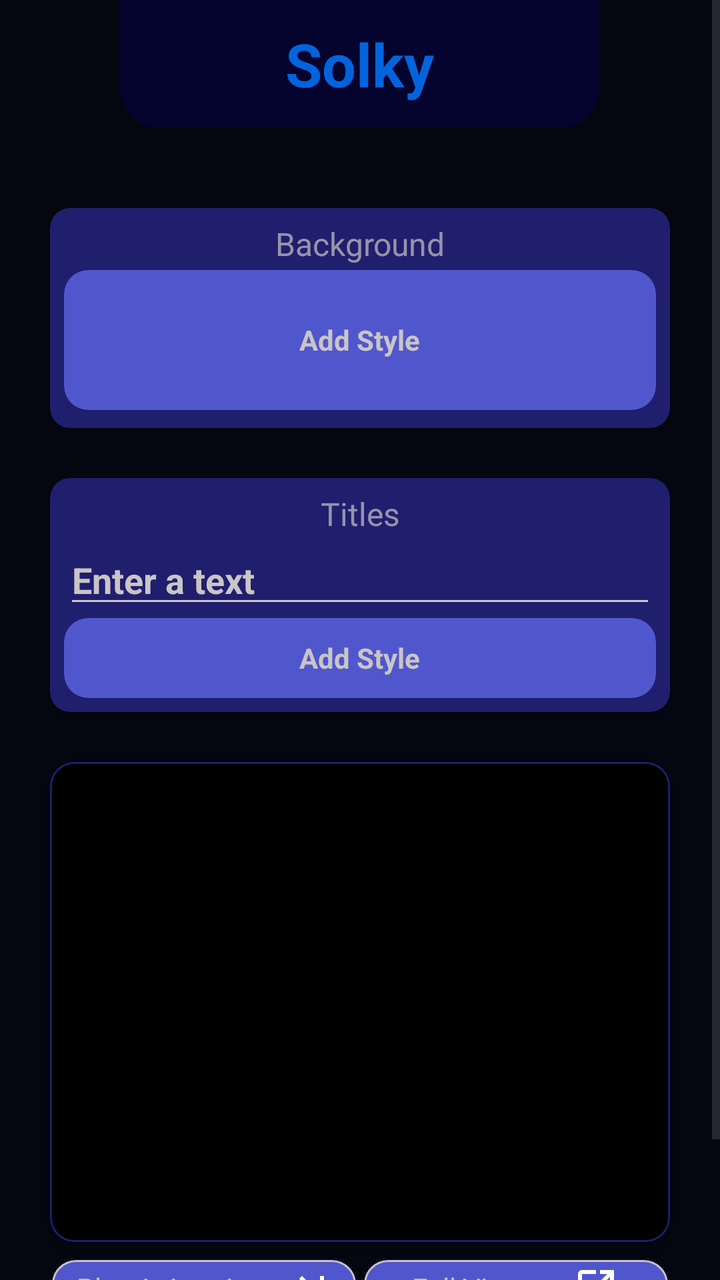
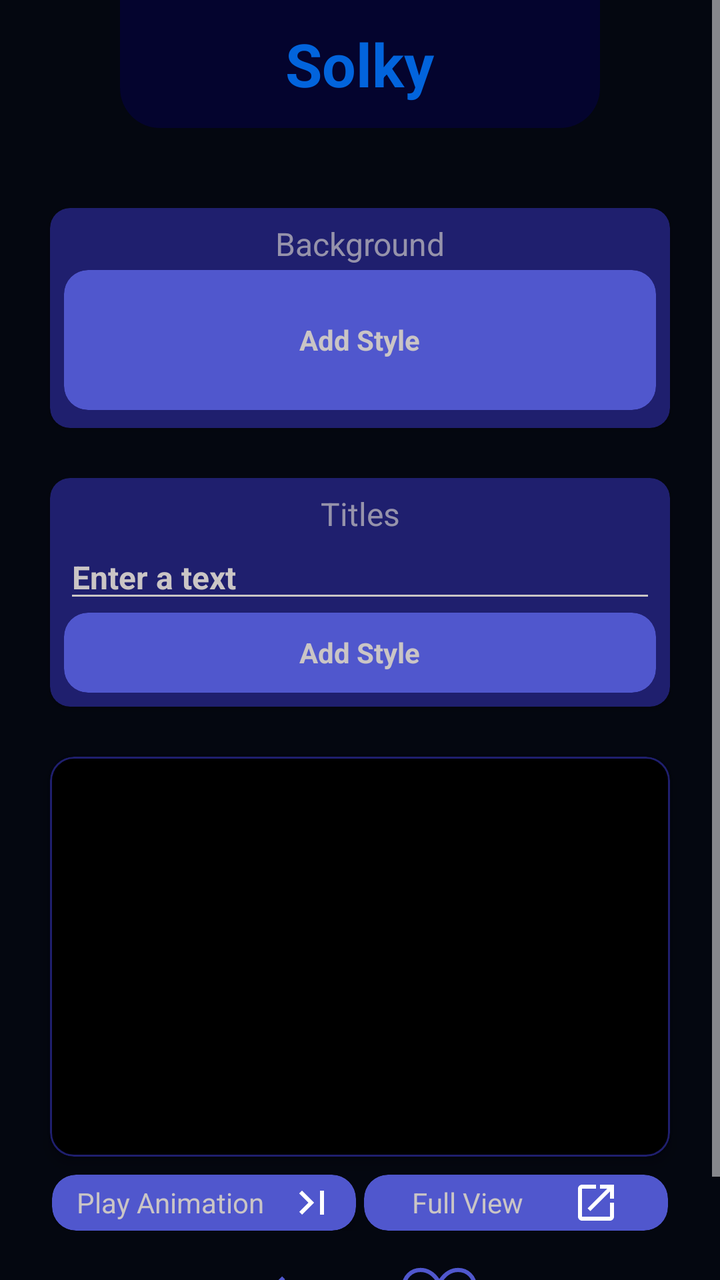

Screens rendered from an Android XML layout before and after an edit, with the pre-edit source and the edit as a unified diff.
<!-- AndroidManifest.xml: application theme Theme.SocialLed -->
<!-- res/layout/fragment_create_signs.xml -->
<?xml version="1.0" encoding="utf-8"?>
<androidx.constraintlayout.widget.ConstraintLayout xmlns:android="http://schemas.android.com/apk/res/android"
    xmlns:app="http://schemas.android.com/apk/res-auto"
    xmlns:tools="http://schemas.android.com/tools"
    android:layout_width="match_parent"
    android:layout_height="match_parent"
    android:background="@color/primary"
    tools:context=".ui.createSigns.CreateSignsFragment">


    <ScrollView
        android:id="@+id/svFragmentCreateSign"
        android:layout_width="match_parent"
        android:layout_height="match_parent"
        android:fillViewport="true"
        app:layout_constraintBottom_toBottomOf="parent"
        app:layout_constraintEnd_toEndOf="parent"
        app:layout_constraintStart_toStartOf="parent"
        app:layout_constraintTop_toTopOf="parent">

        <androidx.constraintlayout.widget.ConstraintLayout
            android:layout_width="match_parent"
            android:layout_height="wrap_content">

            <FrameLayout
                android:id="@+id/toolbar"
                style="@style/toolBar"
                android:layout_width="0dp"
                android:layout_height="?attr/actionBarSize"
                android:layout_marginHorizontal="60dp"
                app:layout_constraintEnd_toEndOf="parent"
                app:layout_constraintStart_toStartOf="parent"
                app:layout_constraintTop_toTopOf="parent">

                <TextView
                    android:layout_width="wrap_content"
                    android:layout_height="wrap_content"
                    android:layout_gravity="center"
                    android:layout_margin="10dp"
                    android:elevation="1dp"
                    android:text="@string/app_name"
                    android:textColor="@color/secondary"
                    android:textSize="30sp"
                    android:textStyle="bold" />

            </FrameLayout>


            <androidx.cardview.widget.CardView
                android:id="@+id/cvBackground"
                style="@style/cvHome"
                android:layout_marginHorizontal="25dp"
                android:layout_marginTop="40dp"
                app:layout_constraintEnd_toEndOf="parent"
                app:layout_constraintStart_toStartOf="parent"
                app:layout_constraintTop_toBottomOf="@id/toolbar">

                <androidx.constraintlayout.widget.ConstraintLayout
                    android:layout_width="match_parent"
                    android:layout_height="match_parent"
                    android:paddingHorizontal="7dp">

                    <TextView
                        android:id="@+id/tvBackground"
                        android:layout_width="0dp"
                        android:layout_height="wrap_content"
                        android:layout_marginTop="7dp"
                        android:alpha="0.7"
                        android:text="@string/background"
                        android:textAlignment="center"
                        android:textColor="@color/secondarySecond"
                        android:textSize="16sp"
                        app:layout_constraintEnd_toEndOf="parent"
                        app:layout_constraintStart_toStartOf="parent"
                        app:layout_constraintTop_toTopOf="parent"

                        />

                    <com.google.android.material.card.MaterialCardView
                        android:id="@+id/btnStyleBackground"
                        style="@style/ButtonStyle"
                        android:layout_width="0dp"
                        android:layout_height="70dp"
                        app:layout_constraintBottom_toBottomOf="parent"
                        app:layout_constraintEnd_toEndOf="parent"
                        app:layout_constraintStart_toStartOf="parent"
                        app:layout_constraintTop_toBottomOf="@id/tvBackground">

                        <TextView
                            android:id="@+id/tvStyleBackground"
                            style="@style/textStyle"
                            android:layout_width="wrap_content"
                            android:layout_height="wrap_content"
                            android:text="@string/style" />


                    </com.google.android.material.card.MaterialCardView>


                </androidx.constraintlayout.widget.ConstraintLayout>


            </androidx.cardview.widget.CardView>

            <androidx.cardview.widget.CardView
                android:id="@+id/cvTitle"
                style="@style/cvHome"
                android:layout_height="wrap_content"
                android:layout_margin="25dp"
                app:layout_constraintEnd_toEndOf="parent"
                app:layout_constraintStart_toStartOf="parent"
                app:layout_constraintTop_toBottomOf="@id/cvBackground">

                <androidx.constraintlayout.widget.ConstraintLayout
                    android:layout_width="match_parent"
                    android:layout_height="match_parent"
                    android:paddingHorizontal="7dp">

                    <TextView
                        android:id="@+id/tvTitle"
                        android:layout_width="0dp"
                        android:layout_height="wrap_content"
                        android:layout_marginTop="7dp"
                        android:alpha="0.7"
                        android:text="@string/title"
                        android:textAlignment="center"
                        android:textColor="@color/secondarySecond"
                        android:textSize="16sp"
                        app:layout_constraintEnd_toEndOf="parent"
                        app:layout_constraintStart_toStartOf="parent"
                        app:layout_constraintTop_toTopOf="parent"

                        />

                    <EditText
                        android:id="@+id/etText"
                        android:layout_width="match_parent"
                        android:layout_height="wrap_content"
                        android:backgroundTint="@color/secondarySecond"
                        android:hint="@string/enter_text"
                        android:inputType="text|textNoSuggestions"
                        android:maxLines="1"
                        android:textColor="@color/secondarySecond"
                        android:textColorHint="@color/secondarySecond"
                        android:textSize="18sp"
                        android:textStyle="bold"
                        app:layout_constraintBottom_toTopOf="@id/btnStyleTitle"
                        app:layout_constraintEnd_toEndOf="parent"
                        app:layout_constraintStart_toStartOf="parent"
                        app:layout_constraintTop_toBottomOf="@id/tvTitle"

                        />

                    <com.google.android.material.card.MaterialCardView
                        android:id="@+id/btnStyleTitle"
                        style="@style/ButtonStyle"
                        android:layout_width="0dp"
                        android:layout_height="40dp"
                        app:layout_constraintBottom_toBottomOf="parent"
                        app:layout_constraintEnd_toEndOf="parent"
                        app:layout_constraintStart_toStartOf="parent"
                        app:layout_constraintTop_toBottomOf="@id/etText">

                        <TextView
                            android:id="@+id/tvStyleTitle"
                            style="@style/textStyle"
                            android:layout_width="wrap_content"
                            android:layout_height="wrap_content"
                            android:text="@string/style" />


                    </com.google.android.material.card.MaterialCardView>


                </androidx.constraintlayout.widget.ConstraintLayout>


            </androidx.cardview.widget.CardView>



            <com.google.android.material.card.MaterialCardView
                android:id="@+id/cvViewPreview"
                android:layout_width="match_parent"
                android:layout_height="240dp"
                android:layout_margin="25dp"
                app:cardBackgroundColor="@color/black"
                app:cardElevation="4dp"
                app:layout_constraintBottom_toTopOf="@id/cvManagementButtons"
                app:layout_constraintEnd_toEndOf="parent"
                app:layout_constraintStart_toStartOf="parent"
                app:layout_constraintTop_toBottomOf="@id/cvTitle"
                app:rippleColor="@color/transparent"
                app:strokeColor="@color/primarySecond"
                >


            </com.google.android.material.card.MaterialCardView>



            <com.google.android.material.card.MaterialCardView
                android:id="@+id/cvManagementButtons"
                android:layout_width="0dp"
                android:layout_height="30dp"
                android:layout_marginHorizontal="25dp"
                android:layout_marginTop="8dp"
                app:cardBackgroundColor="@color/transparent"
                app:layout_constraintEnd_toEndOf="parent"
                app:layout_constraintStart_toStartOf="parent"
                app:layout_constraintTop_toBottomOf="@id/cvViewPreview"
                app:strokeColor="@color/transparent">

                <androidx.constraintlayout.widget.ConstraintLayout
                    android:layout_width="match_parent"
                    android:layout_height="match_parent"
                    android:background="@color/transparent"
                    android:padding="1dp">


                    <com.google.android.material.card.MaterialCardView
                        android:id="@+id/btnPlayAnimation"
                        android:layout_width="0dp"
                        android:layout_height="0dp"
                        android:layout_marginRight="4dp"
                        android:clickable="true"
                        app:cardBackgroundColor="@color/tertiarySecond"
                        app:cardElevation="4dp"
                        app:layout_constraintBottom_toBottomOf="parent"
                        app:layout_constraintEnd_toStartOf="@id/btnFullView"
                        app:layout_constraintStart_toStartOf="parent"
                        app:layout_constraintTop_toTopOf="parent"


                        >

                        <androidx.constraintlayout.widget.ConstraintLayout
                            android:layout_width="match_parent"
                            android:layout_height="match_parent">

                            <androidx.appcompat.widget.AppCompatTextView
                                android:id="@+id/tvPlayAnimation"
                                android:layout_width="0dp"
                                android:layout_height="match_parent"
                                android:gravity="center"
                                android:text="@string/play_animation"
                                android:textColor="@color/secondarySecond"
                                app:layout_constraintBottom_toBottomOf="parent"
                                app:layout_constraintEnd_toStartOf="@id/ivPlayAnimation"
                                app:layout_constraintStart_toStartOf="parent"
                                app:layout_constraintTop_toTopOf="parent" />

                            <ImageView
                                android:id="@+id/ivPlayAnimation"
                                android:layout_width="wrap_content"
                                android:layout_height="match_parent"
                                android:layout_marginRight="10dp"
                                android:src="@drawable/ic_play_animation"
                                app:layout_constraintBottom_toBottomOf="parent"
                                app:layout_constraintEnd_toEndOf="parent"
                                app:layout_constraintStart_toEndOf="@id/tvPlayAnimation"
                                app:layout_constraintTop_toTopOf="parent"

                                />

                        </androidx.constraintlayout.widget.ConstraintLayout>


                    </com.google.android.material.card.MaterialCardView>

                    <com.google.android.material.card.MaterialCardView
                        android:id="@+id/btnFullView"
                        android:layout_width="0dp"
                        android:layout_height="0dp"
                        android:clickable="true"
                        app:cardBackgroundColor="@color/tertiarySecond"
                        app:layout_constraintBottom_toBottomOf="parent"
                        app:layout_constraintEnd_toEndOf="parent"
                        app:layout_constraintStart_toEndOf="@id/btnPlayAnimation"
                        app:layout_constraintTop_toTopOf="parent"

                        >

                        <androidx.constraintlayout.widget.ConstraintLayout
                            android:layout_width="match_parent"
                            android:layout_height="match_parent"
                            android:background="@color/transparent">

                            <androidx.appcompat.widget.AppCompatTextView
                                android:id="@+id/tvFullView"
                                android:layout_width="wrap_content"
                                android:layout_height="match_parent"
                                android:gravity="center"
                                android:text="@string/full_view"
                                android:textColor="@color/secondarySecond"
                                app:layout_constraintBottom_toBottomOf="parent"
                                app:layout_constraintEnd_toStartOf="@id/ivFullView"
                                app:layout_constraintStart_toStartOf="parent"
                                app:layout_constraintTop_toTopOf="parent" />

                            <ImageView
                                android:id="@+id/ivFullView"
                                android:layout_width="wrap_content"
                                android:layout_height="match_parent"
                                android:src="@drawable/ic_view_complete"
                                app:layout_constraintBottom_toBottomOf="parent"
                                app:layout_constraintEnd_toEndOf="parent"
                                app:layout_constraintStart_toEndOf="@id/tvFullView"
                                app:layout_constraintTop_toTopOf="parent"

                                />

                        </androidx.constraintlayout.widget.ConstraintLayout>


                    </com.google.android.material.card.MaterialCardView>


                </androidx.constraintlayout.widget.ConstraintLayout>

            </com.google.android.material.card.MaterialCardView>


            <ImageButton
                android:id="@+id/btnUndo"
                android:layout_width="wrap_content"
                android:layout_height="wrap_content"
                android:layout_marginLeft="150dp"
                android:layout_marginTop="10dp"
                android:background="@drawable/ic_undo"
                app:layout_constraintEnd_toStartOf="@id/btnSave"
                app:layout_constraintStart_toStartOf="parent"
                app:layout_constraintTop_toBottomOf="@id/cvManagementButtons" />

            <ImageButton
                android:id="@+id/btnSave"
                android:layout_width="wrap_content"
                android:layout_height="wrap_content"
                android:layout_marginLeft="23dp"
                android:layout_marginTop="10dp"
                android:background="@drawable/ic_save"
                app:layout_constraintStart_toEndOf="@id/btnUndo"
                app:layout_constraintTop_toBottomOf="@id/cvManagementButtons"
                app:layout_constraintEnd_toEndOf="parent"
                android:layout_marginRight="144dp"

                />




        </androidx.constraintlayout.widget.ConstraintLayout>



    </ScrollView>

</androidx.constraintlayout.widget.ConstraintLayout>
<!-- resources referenced by this layout -->
<resources>
  <color name="black">#FF000000</color>
  <color name="primary">#040710</color>
  
      //ACTIVITY FULL VIEW
  <color name="primarySecond">#1F1F6E</color>
  <color name="secondary">#0264DC</color>
  <color name="secondarySecond">#CAC5C5</color>
  <color name="tertiarySecond">#5057CD</color>
  <color name="transparent">#00000000</color>
  <!-- drawable ic_play_animation (drawable) -->
  <vector android:autoMirrored="true" android:height="24dp"
      android:tint="#FFFFFF" android:viewportHeight="24"
      android:viewportWidth="24" android:width="24dp" xmlns:android="http://schemas.android.com/apk/res/android">
      <path android:fillColor="@android:color/white" android:pathData="M5.59,7.41L10.18,12l-4.59,4.59L7,18l6,-6 -6,-6zM16,6h2v12h-2z"/>
  </vector>
  <!-- drawable ic_undo (drawable) -->
  <vector xmlns:android="http://schemas.android.com/apk/res/android"
      android:width="50dp"
      android:height="50dp"
      android:viewportWidth="960"
      android:viewportHeight="960"
      android:autoMirrored="true">
    <path
        android:fillColor="@color/tertiarySecond"
        android:pathData="M760,720L760,600Q760,542.31 718.85,501.15Q677.69,460 620,460L236.85,460L400.85,624L372.31,652.31L160,440L372.31,227.69L400.85,256L236.85,420L620,420Q694.54,420 747.27,472.73Q800,525.46 800,600L800,720L760,720Z"/>
  </vector>
  <!-- drawable ic_view_complete (drawable) -->
  <vector android:autoMirrored="true" android:height="24dp"
      android:tint="#FFFFFF" android:viewportHeight="24"
      android:viewportWidth="24" android:width="24dp" xmlns:android="http://schemas.android.com/apk/res/android">
      <path android:fillColor="@android:color/white" android:pathData="M19,19H5V5h7V3H5c-1.11,0 -2,0.9 -2,2v14c0,1.1 0.89,2 2,2h14c1.1,0 2,-0.9 2,-2v-7h-2v7zM14,3v2h3.59l-9.83,9.83 1.41,1.41L19,6.41V10h2V3h-7z"/>
  </vector>
  <string name="app_name">Solky</string>
  <string name="background">Background</string>
  <string name="enter_text">Enter a text</string>
  <string name="full_view">Full View</string>
  
      //TOAST
  <string name="play_animation">Play Animation</string>
  <string name="style">Add Style</string>
  <string name="title">Titles</string>
  <style name="ButtonStyle">
          <item name="cardBackgroundColor">@color/tertiarySecond</item>
          <item name="android:layout_marginBottom">7dp</item>
          <item name="strokeWidth">0dp</item>
          <item name="android:clickable">true</item>
  
      </style>
  <style name="cvHome">
          <item name="android:layout_height">110dp</item>
          <item name="android:layout_width">0dp</item>
          <item name="cardBackgroundColor">@color/primarySecond</item>
          <item name="cardCornerRadius">10dp</item>
      </style>
  <style name="textStyle">
          <item name="android:textSize">14sp</item>
          <item name="android:textStyle">bold</item>
          <item name="android:textColor">@color/secondarySecond</item>
          <item name="android:layout_gravity">center</item>
      </style>
  <style name="toolBar">
          <item name="android:background">@drawable/border_toolbar</item>
  
      </style>
  <style name="Theme.SocialLed" parent="Base.Theme.SocialLed" />
  <!-- drawable border_toolbar (drawable) -->
  <?xml version="1.0" encoding="utf-8"?>
  <shape xmlns:android="http://schemas.android.com/apk/res/android">
  
      <solid android:color="@color/tertiary"/>
  
  
      <corners android:bottomLeftRadius="20dp"
          android:bottomRightRadius="20dp"
          />
  
  
  </shape>
  <style name="Base.Theme.SocialLed" parent="Theme.Material3.DayNight.NoActionBar">
  
          <item name="fontFamily">@font/dmsan</item>
          <item name="android:statusBarColor">@color/tertiary</item>
  
      </style>
  <color name="tertiary">#04042E</color>
  <!-- unchanged entries left out for length: 1 -->
</resources>

<!-- the commit's change to res/layout/fragment_create_signs.xml (unified diff, before → after) -->
@@ -142,7 +142,7 @@
                         android:maxLines="1"
                         android:textColor="@color/secondarySecond"
                         android:textColorHint="@color/secondarySecond"
-                        android:textSize="18sp"
+                        android:textSize="16sp"
                         android:textStyle="bold"
                         app:layout_constraintBottom_toTopOf="@id/btnStyleTitle"
                         app:layout_constraintEnd_toEndOf="parent"
@@ -182,8 +182,9 @@
             <com.google.android.material.card.MaterialCardView
                 android:id="@+id/cvViewPreview"
                 android:layout_width="match_parent"
-                android:layout_height="240dp"
-                android:layout_margin="25dp"
+                android:layout_height="200dp"
+                android:layout_marginTop="25dp"
+                android:layout_marginHorizontal="25dp"
                 app:cardBackgroundColor="@color/black"
                 app:cardElevation="4dp"
                 app:layout_constraintBottom_toTopOf="@id/cvManagementButtons"
@@ -209,6 +210,7 @@
                 app:layout_constraintEnd_toEndOf="parent"
                 app:layout_constraintStart_toStartOf="parent"
                 app:layout_constraintTop_toBottomOf="@id/cvViewPreview"
+                app:layout_constraintBottom_toTopOf="@id/btnSave"
                 app:strokeColor="@color/transparent">
 
                 <androidx.constraintlayout.widget.ConstraintLayout
@@ -230,7 +232,7 @@
                         app:layout_constraintEnd_toStartOf="@id/btnFullView"
                         app:layout_constraintStart_toStartOf="parent"
                         app:layout_constraintTop_toTopOf="parent"
-
+                        app:strokeWidth="0dp"
 
                         >
 
@@ -278,6 +280,7 @@
                         app:layout_constraintEnd_toEndOf="parent"
                         app:layout_constraintStart_toEndOf="@id/btnPlayAnimation"
                         app:layout_constraintTop_toTopOf="parent"
+                        app:strokeWidth="0dp"
 
                         >
 
@@ -330,7 +333,10 @@
                 android:background="@drawable/ic_undo"
                 app:layout_constraintEnd_toStartOf="@id/btnSave"
                 app:layout_constraintStart_toStartOf="parent"
-                app:layout_constraintTop_toBottomOf="@id/cvManagementButtons" />
+                app:layout_constraintTop_toBottomOf="@id/cvManagementButtons"
+                app:layout_constraintBottom_toBottomOf="parent"
+                android:layout_marginBottom="20dp"
+                />
 
             <ImageButton
                 android:id="@+id/btnSave"
@@ -343,6 +349,10 @@
                 app:layout_constraintTop_toBottomOf="@id/cvManagementButtons"
                 app:layout_constraintEnd_toEndOf="parent"
                 android:layout_marginRight="144dp"
+                app:layout_constraintBottom_toBottomOf="parent"
+                android:layout_marginBottom="20dp"
+
+
 
                 />
 
<!-- resource entries referenced after the edit -->
@@ -2,8 +2,6 @@
 <resources>
   <color name="black">#FF000000</color>
   <color name="primary">#040710</color>
-  
-      //ACTIVITY FULL VIEW
   <color name="primarySecond">#1F1F6E</color>
   <color name="secondary">#0264DC</color>
   <color name="secondarySecond">#CAC5C5</color>
@@ -82,9 +80,21 @@
   
           <item name="fontFamily">@font/dmsan</item>
           <item name="android:statusBarColor">@color/tertiary</item>
+          <item name="android:navigationBarColor">@color/navBar</item>
+          <item name="colorControlNormal">@color/white</item>
+  
+  
   
       </style>
   <color name="tertiary">#04042E</color>
+  <color name="navBar">#040812</color>
+  
+  
+      //ACTIVITY FULL VIEW
+  <color name="white">#FFFFFFFF</color>
+  
+  
+      //BOTTOM NAV, TOOLBAR, BACKGROUND AND ICONS
   <!-- unchanged entries left out for length: 1 -->
 </resources>
 
